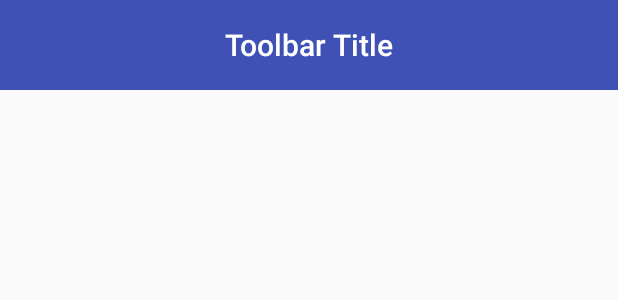
After one commit to dev-ladmusician/ver_01, an Android app: the layout activity_main.xml on its own in the app's theme, with its tools: preview values and no code run, on a phone screen of 412 x 824 dp. The commit adds this screen. Shown: the top 300 px of the screen. Run offline under Robolectric (Android 15) with nearby library versions, the phone set to English and light mode, and no system bars.

Commit message:
Makeup skeleton
* make base applicaion
* make main activity
* make base fragment
* make interface for interact with fragment and activty
* make fragment pager adaper(universal)

```diff
--- a/app/src/main/AndroidManifest.xml
+++ b/app/src/main/AndroidManifest.xml
@@ -7,7 +7,8 @@
         android:icon="@mipmap/ic_launcher"
         android:label="@string/app_name"
         android:supportsRtl="true"
-        android:theme="@style/AppTheme">
+        android:theme="@style/AppTheme"
+        android:name=".ApplicationBase">
         <activity android:name=".SplashActivity">
             <intent-filter>
                 <action android:name="android.intent.action.MAIN" />
@@ -15,6 +16,7 @@
                 <category android:name="android.intent.category.LAUNCHER" />
             </intent-filter>
         </activity>
+        <activity android:name=".view.activity.MainActivity"></activity>
     </application>
 
 </manifest>
--- a/app/src/main/java/com/goqual/a10k/SplashActivity.java
+++ b/app/src/main/java/com/goqual/a10k/SplashActivity.java
@@ -1,7 +1,10 @@
 package com.goqual.a10k;
 
+import android.content.Intent;
 import android.support.v7.app.AppCompatActivity;
 import android.os.Bundle;
+
+import com.goqual.a10k.view.activity.MainActivity;
 
 public class SplashActivity extends AppCompatActivity {
 
@@ -9,5 +12,6 @@ public class SplashActivity extends AppCompatActivity {
     protected void onCreate(Bundle savedInstanceState) {
         super.onCreate(savedInstanceState);
         setContentView(R.layout.activity_splash);
+        startActivity(new Intent(this, MainActivity.class));
     }
 }
--- /dev/null
+++ b/app/src/main/res/layout/activity_main.xml
@@ -0,0 +1,51 @@
+<?xml version="1.0" encoding="utf-8"?>
+<RelativeLayout xmlns:android="http://schemas.android.com/apk/res/android"
+    xmlns:tools="http://schemas.android.com/tools"
+    xmlns:app="http://schemas.android.com/apk/res-auto"
+    android:id="@+id/activity_main"
+    android:layout_width="match_parent"
+    android:layout_height="match_parent"
+    tools:context="com.goqual.a10k.view.activity.MainActivity">
+
+    <LinearLayout
+        android:layout_width="match_parent"
+        android:layout_height="match_parent"
+        android:orientation="vertical"
+        android:layout_above="@+id/main_taps">
+        <android.support.design.widget.AppBarLayout
+            android:id="@+id/appbar"
+            android:layout_width="match_parent"
+            android:layout_height="wrap_content"
+            app:elevation="0dp">
+
+            <android.support.v7.widget.Toolbar
+                android:id="@+id/toolbar"
+                android:layout_width="match_parent"
+                android:layout_height="60dp"
+                android:background="@color/colorPrimary"
+                app:popupTheme="@style/AppTheme.PopupOverlay">
+
+                <TextView
+                    android:id="@+id/toolbar_title"
+                    android:layout_width="wrap_content"
+                    android:layout_height="wrap_content"
+                    android:text="Toolbar Title"
+                    android:textColor="@android:color/white"
+                    style="@style/TextAppearance.AppCompat.Widget.ActionBar.Title"
+                    android:layout_gravity="center"
+                    />
+                </android.support.v7.widget.Toolbar>
+        </android.support.design.widget.AppBarLayout>
+        <android.support.v4.view.ViewPager
+            android:id="@+id/main_pager"
+            android:layout_width="match_parent"
+            android:layout_height="match_parent"/>
+    </LinearLayout>
+
+    <android.support.design.widget.TabLayout
+        android:id="@+id/main_taps"
+        android:layout_width="match_parent"
+        android:layout_height="50dp"
+        android:layout_alignParentBottom="true">
+    </android.support.design.widget.TabLayout>
+</RelativeLayout>
--- a/app/src/main/res/values/colors.xml
+++ b/app/src/main/res/values/colors.xml
@@ -3,4 +3,6 @@
     <color name="colorPrimary">#3F51B5</color>
     <color name="colorPrimaryDark">#303F9F</color>
     <color name="colorAccent">#FF4081</color>
+    <color name="tabSelected">#FFFFFF</color>
+    <color name="tabUnSelected">#CCCCCC</color>
 </resources>
--- a/app/src/main/res/values/strings.xml
+++ b/app/src/main/res/values/strings.xml
@@ -1,3 +1,6 @@
 <resources>
     <string name="app_name">A10K</string>
+
+    <!-- TODO: Remove or change this placeholder text -->
+    <string name="hello_blank_fragment">Hello blank fragment</string>
 </resources>
--- a/app/src/main/res/values/styles.xml
+++ b/app/src/main/res/values/styles.xml
@@ -1,11 +1,16 @@
 <resources>
 
     <!-- Base application theme. -->
-    <style name="AppTheme" parent="Theme.AppCompat.Light.DarkActionBar">
+    <style name="AppTheme" parent="Theme.AppCompat.Light.NoActionBar">
         <!-- Customize your theme here. -->
         <item name="colorPrimary">@color/colorPrimary</item>
         <item name="colorPrimaryDark">@color/colorPrimaryDark</item>
         <item name="colorAccent">@color/colorAccent</item>
     </style>
 
+    <style name="AppTheme.AppBarOverlay" parent="ThemeOverlay.AppCompat.Dark.ActionBar" />
+
+    <style name="AppTheme.PopupOverlay" parent="ThemeOverlay.AppCompat.Light">
+        </style>
+
 </resources>
```
Also changed, not shown: app/build.gradle (+9 -1 lines), app/src/main/java/com/goqual/a10k/ApplicationBase.java (added, +41 -0 lines), app/src/main/java/com/goqual/a10k/util/LogUtil.java (added, +54 -0 lines), app/src/main/java/com/goqual/a10k/view/BlankFragment.java (added, +94 -0 lines), app/src/main/java/com/goqual/a10k/view/activity/MainActivity.java (added, +175 -0 lines), app/src/main/java/com/goqual/a10k/view/adapters/FragmentPagerAdapter.java (added, +41 -0 lines), app/src/main/java/com/goqual/a10k/view/base/FragmentBase.java (added, +88 -0 lines), app/src/main/java/com/goqual/a10k/view/interfaces/IActivityInteraction.java (added, +14 -0 lines), app/src/main/java/com/goqual/a10k/view/interfaces/IFragmentInteraction.java (added, +12 -0 lines), app/src/main/res/layout/fragment_blank.xml (added, +14 -0 lines), app/src/main/res/menu/menu_blank.xml (added, +9 -0 lines), 5 other files.
